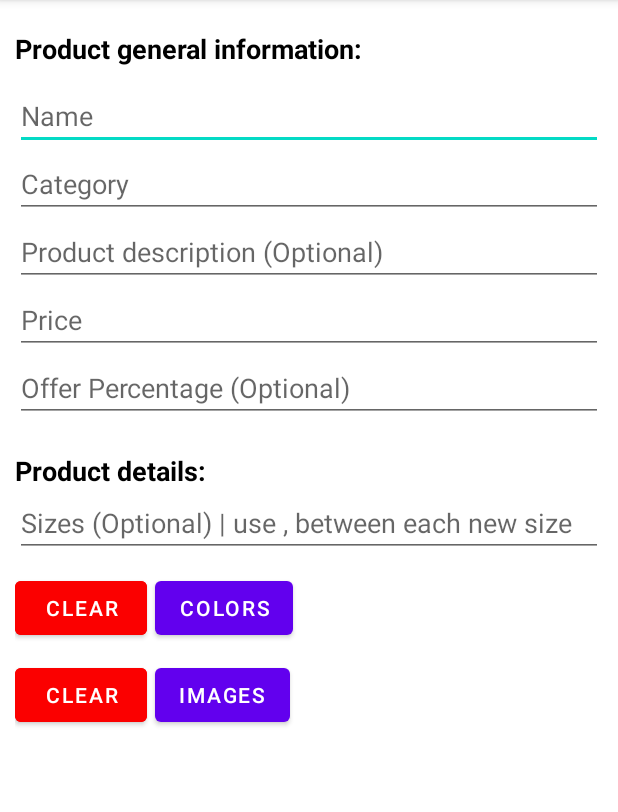
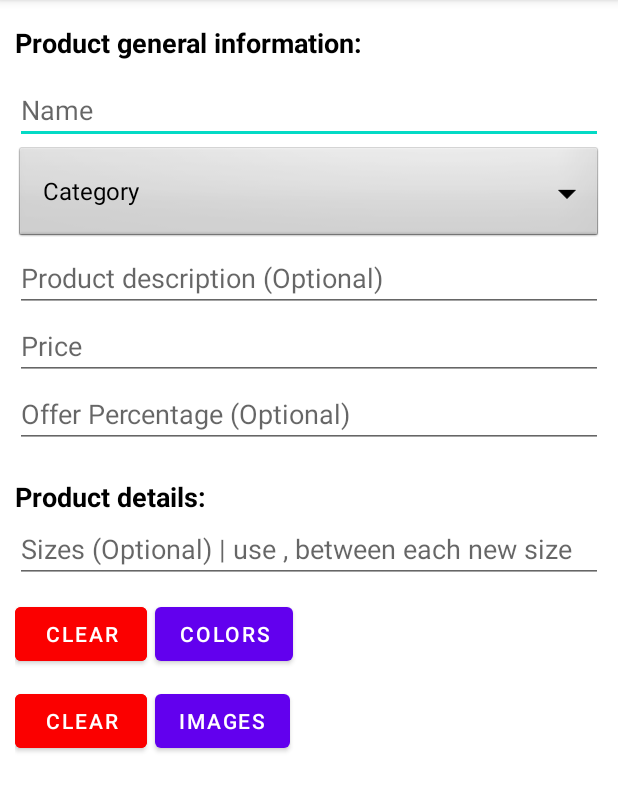
Before and after one commit to LordAndradus/SkyboltAdminProductUploader, an Android app: the screen it shows after launch (MainActivity), on a phone screen of 412 x 824 dp, the part 84-896 px from its top. Run offline under Robolectric (Android 15) with nearby library versions, the phone set to English and light mode, and no system bars; our stand-ins replace Firebase (no records; nobody signed in at launch, a user with empty details on screens opened directly); libraries missing offline, so code that uses them is left out: com.skydoves.colorpickerview.

Commit message:
Added some fluff, will try to add Horizontal Image View layout

```diff
--- a/app/src/main/res/layout/activity_main.xml
+++ b/app/src/main/res/layout/activity_main.xml
@@ -22,63 +22,65 @@
             android:visibility="invisible"
             />
 
+
         <androidx.appcompat.widget.LinearLayoutCompat
             android:id="@+id/productsInfo"
             android:layout_width="match_parent"
             android:layout_height="wrap_content"
             android:layout_marginStart="10dp"
+            android:layout_marginTop="16dp"
             android:layout_marginEnd="10dp"
-            android:layout_marginTop="20dp"
             android:orientation="vertical"
-            app:layout_constraintTop_toTopOf="parent"
+            app:layout_constraintEnd_toEndOf="parent"
+            app:layout_constraintHorizontal_bias="0.0"
             app:layout_constraintStart_toStartOf="parent"
-            app:layout_constraintEnd_toEndOf="parent">
+            app:layout_constraintTop_toTopOf="parent">
 
             <TextView
                 android:layout_width="wrap_content"
                 android:layout_height="wrap_content"
                 android:text="Product general information:"
+                android:textColor="@color/black"
                 android:textSize="18sp"
-                android:textStyle="bold"
-                android:textColor="@color/black" />
+                android:textStyle="bold" />
 
             <EditText
                 android:id="@+id/edName"
                 android:layout_width="match_parent"
                 android:layout_height="wrap_content"
-                android:hint="Name"
-                android:layout_marginTop="10dp"/>
+                android:layout_marginTop="10dp"
+                android:hint="Name" />
 
 
-            <EditText
+            <Spinner
                 android:id="@+id/edCategory"
                 android:layout_width="match_parent"
-                android:layout_height="wrap_content"
-                android:hint="Category"/>
+                android:layout_height="match_parent"
+                android:background="@android:drawable/btn_dropdown"
+                android:spinnerMode="dropdown"
+                />
 
             <EditText
                 android:id="@+id/edDescription"
                 android:layout_width="match_parent"
                 android:layout_height="wrap_content"
-                android:hint="Product description (Optional)"
-                />
+                android:hint="Product description (Optional)" />
 
             <EditText
                 android:id="@+id/edPrice"
                 android:layout_width="match_parent"
                 android:layout_height="wrap_content"
                 android:hint="Price"
-                android:inputType="number"/>
+                android:inputType="numberDecimal" />
 
             <EditText
                 android:id="@+id/offerPercentage"
                 android:layout_width="match_parent"
                 android:layout_height="wrap_content"
                 android:hint="Offer Percentage (Optional)"
-                android:inputType="number"/>
+                android:inputType="numberDecimal" />
 
         </androidx.appcompat.widget.LinearLayoutCompat>
-
 
         <LinearLayout
             android:layout_width="0dp"
--- /dev/null
+++ b/app/src/main/res/layout/recyclerview_colors.xml
@@ -0,0 +1,6 @@
+<?xml version="1.0" encoding="utf-8"?>
+<androidx.constraintlayout.widget.ConstraintLayout xmlns:android="http://schemas.android.com/apk/res/android"
+    android:layout_width="match_parent"
+    android:layout_height="match_parent">
+
+</androidx.constraintlayout.widget.ConstraintLayout>
```
Also changed, not shown: app/src/main/java/edu/utsa/cs3443/adminproductuploader/MainActivity.kt (+34 -15 lines), app/src/main/res/layout/recyclerview_images.xml (added, +11 -0 lines).
